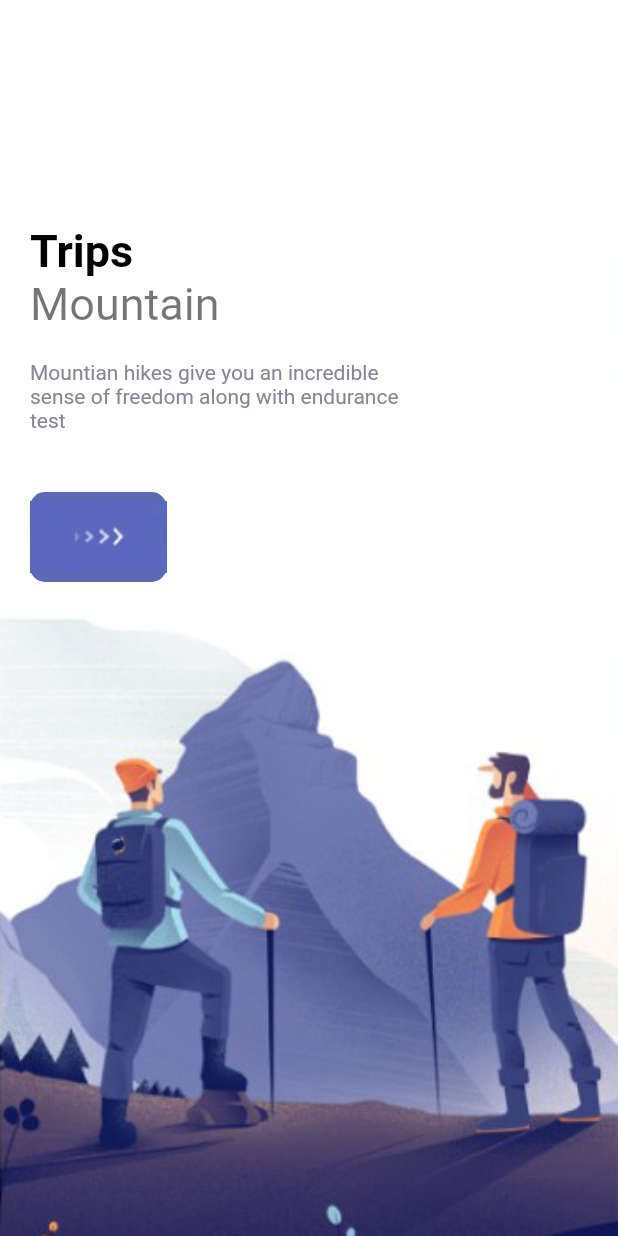
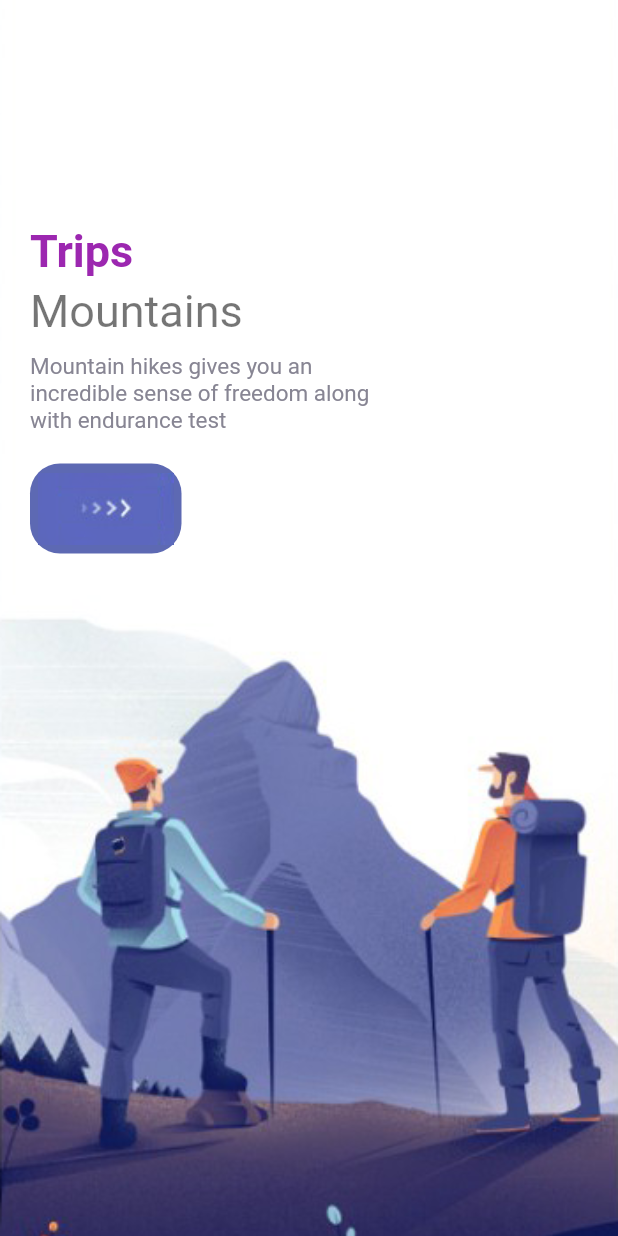
Before and after one commit to mrahman171/travel_app_bd, a Flutter app: the screen it shows after launch, on a phone screen of 412 x 824 dp. Run offline on Flutter 3.47's test engine with Material 2 defaults, Android fonts, the phone set to English and light mode, and no system bars.

Commit message:
button modification

```diff
--- a/lib/pages/welcome_page.dart
+++ b/lib/pages/welcome_page.dart
@@ -1,5 +1,6 @@
 import 'package:flutter/cupertino.dart';
 import 'package:flutter/material.dart';
+import 'package:flutter/rendering.dart';
 import 'package:flutter/src/widgets/framework.dart';
 import 'package:travelapptest/misc/colors.dart';
 import 'package:travelapptest/widgets/app_large_text1.dart';
@@ -17,47 +18,58 @@ class _WelcomePageState extends State<WelcomePage> {
   Widget build(BuildContext context) {
     return Scaffold(
         body: PageView.builder(
+            itemCount: images.length,
             scrollDirection: Axis.vertical,
-        itemCount: 3,
             itemBuilder: (_, index) {
               return Container(
                 width: double.maxFinite,
                 height: double.maxFinite,
                 decoration: BoxDecoration(
                   image: DecorationImage(
-                  image: AssetImage("img/" + images[index]), fit: BoxFit.cover),
+                    image: AssetImage('img/' + images[index]),
+                    fit: BoxFit.cover,
+                  ),
                 ),
                 child: Container(
                   margin: EdgeInsets.only(top: 150, left: 20, right: 20),
-              child: Row(children: [
+                  child: Row(
+                    children: [
                       Column(
                         crossAxisAlignment: CrossAxisAlignment.start,
                         children: [
-                    AppLargetext(text: 'Trips'),
-                    Apptext(text: 'Mountain', size: 30),
+                          AppLargetext(
+                            text: 'Trips',
+                            color: Colors.purple,
+                          ),
                           SizedBox(
-                      height: 20,
+                            height: 5,
+                          ),
+                          Apptext(
+                            text: 'Mountains',
+                            size: 30,
+                          ),
+                          SizedBox(
+                            height: 10,
                           ),
                           Container(
                             width: 250,
                             child: Apptext(
                               text:
-                            "Mountian hikes give you an incredible sense of freedom along with endurance test",
+                                  'Mountain hikes gives you an incredible sense of freedom along with endurance test',
                               color: AppColors.textColor2,
-                        size: 14,
+                              size: 15,
                             ),
                           ),
                           SizedBox(
-                      height: 40,
+                            height: 20,
                           ),
-                    ResponsiveButton(),
+                          ResponsiveButton()
                         ],
                       )
-              ]),
+                    ],
+                  ),
                 ),
               );
-        },
-      ),
-    );
+            }));
   }
 }
--- a/lib/widgets/responsive_button.dart
+++ b/lib/widgets/responsive_button.dart
@@ -1,4 +1,5 @@
 import 'package:flutter/cupertino.dart';
+import 'package:flutter/material.dart';
 import 'package:flutter/src/widgets/framework.dart';
 import 'package:travelapptest/misc/colors.dart';
 
@@ -12,9 +13,12 @@ class ResponsiveButton extends StatelessWidget {
     return Container(
       width: width,
       height: 60,
+      padding: EdgeInsets.all(5),
       decoration: BoxDecoration(
-          borderRadius: BorderRadius.circular(10), color: AppColors.mainColor),
-      child: Row(children: [Image.asset("img/button-one.png")]),
+          borderRadius: BorderRadius.circular(20), color: AppColors.mainColor),
+      child: Row(mainAxisAlignment: MainAxisAlignment.end, children: [
+        Image.asset("img/button-one.png"),
+      ]),
     );
   }
 }
```
Also changed, not shown: 1 other file. Lines whose indentation alone changed are shown as unchanged.
